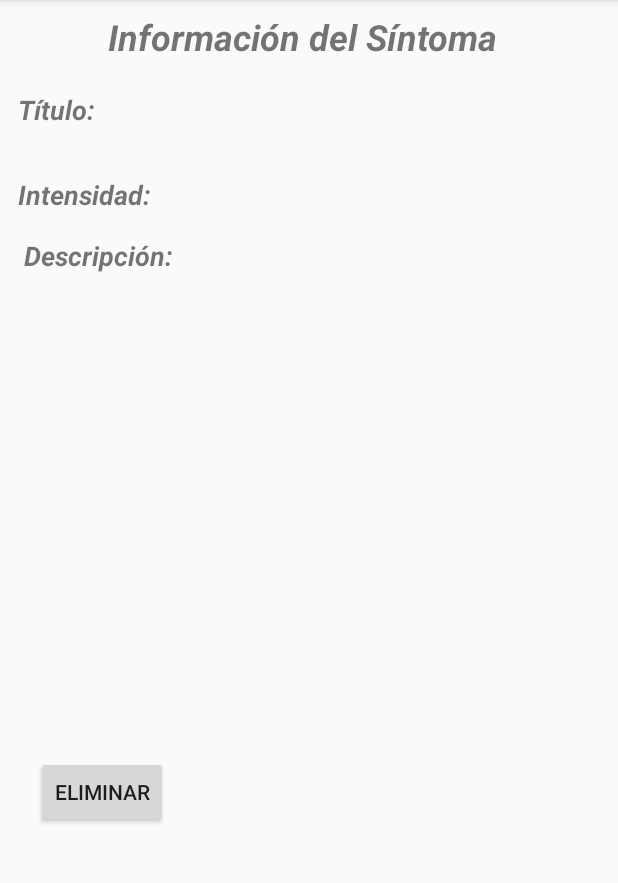
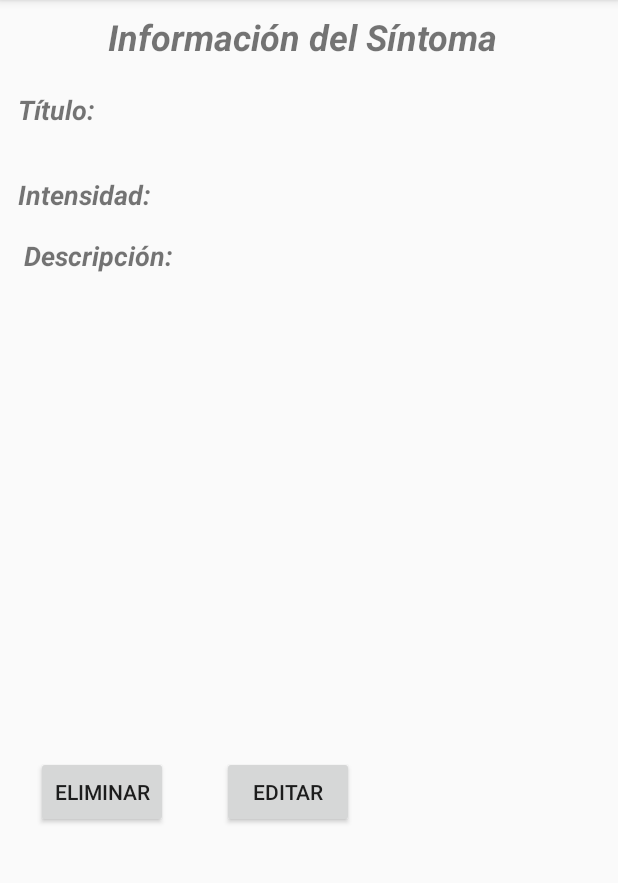
Before and after one commit to alucardthefish/my-symptom-app, an Android app: the SeeSymptomActivity screen opened directly, with no data from a screen before it, on a phone screen of 412 x 824 dp, the part 84-967 px from its top. Run offline under Robolectric (Android 15) with nearby library versions, the phone set to English and light mode, and no system bars; our stand-ins replace Firebase (no records; nobody signed in at launch, a user with empty details on screens opened directly).

Commit message:
Add update/edit symptom functionality

```diff
--- a/app/src/main/AndroidManifest.xml
+++ b/app/src/main/AndroidManifest.xml
@@ -9,7 +9,9 @@
         android:roundIcon="@mipmap/ic_launcher_round"
         android:supportsRtl="true"
         android:theme="@style/AppTheme">
-        <activity android:name=".SeeSymptomActivity"></activity>
+        <activity android:name=".editOccurenceActivity"
+            android:label="@string/title_update_symp"></activity>
+        <activity android:name=".SeeSymptomActivity" />
         <activity android:name=".ListSymptomsActivity" />
         <activity android:name=".addOccurenceActivity" />
         <activity android:name=".LoginActivity" />
--- a/app/src/main/java/com/sop/firebasech2/SeeSymptomActivity.java
+++ b/app/src/main/java/com/sop/firebasech2/SeeSymptomActivity.java
@@ -3,6 +3,7 @@ package com.sop.firebasech2;
 import android.content.DialogInterface;
 import android.content.Intent;
 import android.support.annotation.NonNull;
+import android.support.annotation.Nullable;
 import android.support.v7.app.AlertDialog;
 import android.support.v7.app.AppCompatActivity;
 import android.os.Bundle;
@@ -19,13 +20,22 @@ import com.google.firebase.auth.FirebaseUser;
 import com.google.firebase.database.DatabaseReference;
 import com.google.firebase.database.FirebaseDatabase;
 import com.sop.firebasech2.objetos.FirebaseReferences;
+import com.sop.firebasech2.objetos.Occurence;
 
 public class SeeSymptomActivity extends AppCompatActivity {
     private TextView titleTextView;
     private TextView descriptionEditText;
     private TextView intensityEditText;
     private Button deleteBtn;
+    private Button updateBtn;
+
     private String symptomKey;
+    private String title;
+    private String description;
+    private String intensidad;
+    private String fecha;
+
+    private static final int EDIT_SYMPTOM_REQUEST_CODE = 0;
 
     private FirebaseAuth mAuth;
     private FirebaseUser user;
@@ -67,17 +77,27 @@ public class SeeSymptomActivity extends AppCompatActivity {
             }
         });
 
+        //add update button
+        updateBtn = findViewById(R.id.buttonUpdateSymptom);
+        updateBtn.setOnClickListener(new View.OnClickListener() {
+            @Override
+            public void onClick(View v) {
+                updateSymptomBtnAction();
+            }
+        });
+
     }
 
     private void getFromIntent(){
-        String title = getIntent().getStringExtra("title");
-        String descripcion = getIntent().getStringExtra("description");
-        String intensidad = getIntent().getStringExtra("intensidad");
-        String fecha = getIntent().getStringExtra("fecha");
+        title = getIntent().getStringExtra("title");
+        description = getIntent().getStringExtra("description");
+        intensidad = getIntent().getStringExtra("intensidad");
+        fecha = getIntent().getStringExtra("fecha");
+        symptomKey = getIntent().getStringExtra("symptomKey");
+
         titleTextView.setText(title);
-        descriptionEditText.setText(descripcion);
+        descriptionEditText.setText(description);
         intensityEditText.setText(intensidad);
-        symptomKey = getIntent().getStringExtra("symptomKey");
     }
 
     private void deleteSymptom(){
@@ -100,4 +120,31 @@ public class SeeSymptomActivity extends AppCompatActivity {
             }
         });
     }
+
+    private void updateSymptomBtnAction(){
+
+        Intent i = new Intent(SeeSymptomActivity.this, editOccurenceActivity.class);
+        i.setFlags(Intent.FLAG_ACTIVITY_SINGLE_TOP);
+        i.putExtra("title", title);
+        i.putExtra("description", description);
+        i.putExtra("intensity", ""+intensidad);
+        i.putExtra("date", fecha);
+        i.putExtra("symptomKey", symptomKey);
+        //startActivity(i);
+        startActivityForResult(i, EDIT_SYMPTOM_REQUEST_CODE);
+
+    }
+
+    @Override
+    protected void onActivityResult(int requestCode, int resultCode, @Nullable Intent data) {
+        super.onActivityResult(requestCode, resultCode, data);
+
+        // Check if editOccurenceActivity response is ok
+        if (requestCode == EDIT_SYMPTOM_REQUEST_CODE){
+            if (resultCode == RESULT_OK){
+                titleTextView.setText(data.getStringExtra("title"));
+                descriptionEditText.setText(data.getStringExtra("description"));
+            }
+        }
+    }
 }
--- a/app/src/main/res/layout/activity_see_symptom.xml
+++ b/app/src/main/res/layout/activity_see_symptom.xml
@@ -106,4 +106,15 @@
         android:text="@string/btn_delete"
         app:layout_constraintStart_toStartOf="parent"
         app:layout_constraintTop_toBottomOf="@+id/textViewForDesc" />
+
+    <Button
+        android:id="@+id/buttonUpdateSymptom"
+        android:layout_width="wrap_content"
+        android:layout_height="wrap_content"
+        android:layout_marginStart="36dp"
+        android:layout_marginLeft="36dp"
+        android:layout_marginTop="16dp"
+        android:text="@string/btn_update"
+        app:layout_constraintStart_toEndOf="@+id/buttonDeleteSymptom"
+        app:layout_constraintTop_toBottomOf="@+id/textViewForDesc" />
 </android.support.constraint.ConstraintLayout>
--- a/app/src/main/res/values/strings.xml
+++ b/app/src/main/res/values/strings.xml
@@ -16,6 +16,17 @@
     <string name="btn_gotoprofile">Perfíl</string>
     <string name="tv_spinner_info">Selecciona la intensidad de la ocurrencia</string>
     <string name="tv_register">Registrado:</string>
+    <string name="title_activity_see_symptom">SeeSymptomActivity</string>
+    <string name="et_header_symptom">Información del Síntoma</string>
+    <string name="et_title">Título:</string>
+    <string name="et_desc">Descripción:</string>
+    <string name="et_intensity">Intensidad:</string>
+    <string name="et_datetime">Fecha:</string>
+    <string name="btn_delete">Eliminar</string>
+    <string name="btn_confirm">Confirmar</string>
+    <string name="btn_cancel">Cancelar</string>
+    <string name="btn_update">Editar</string>
+    <string name="title_update_symp">Editar Síntoma</string>
     <string-array name="intensities">
         <item>1</item>
         <item>2</item>
@@ -23,11 +34,4 @@
         <item>4</item>
         <item>5</item>
     </string-array>
-    <string name="title_activity_see_symptom">SeeSymptomActivity</string>
-    <string name="et_header_symptom">Información del Síntoma</string>
-    <string name="et_title">Título:</string>
-    <string name="et_desc">Descripción:</string>
-    <string name="et_intensity">Intensidad:</string>
-    <string name="et_datetime">Fecha:</string>
-    <string name="btn_delete">Eliminar</string>
 </resources>
```
Also changed, not shown: app/src/main/java/com/sop/firebasech2/Logica/Manejador.java (added, +55 -0 lines), app/src/main/java/com/sop/firebasech2/editOccurenceActivity.java (added, +116 -0 lines), app/src/main/java/com/sop/firebasech2/objetos/Utils.java (added, +13 -0 lines), app/src/main/res/layout/activity_edit_occurence.xml (added, +58 -0 lines).
